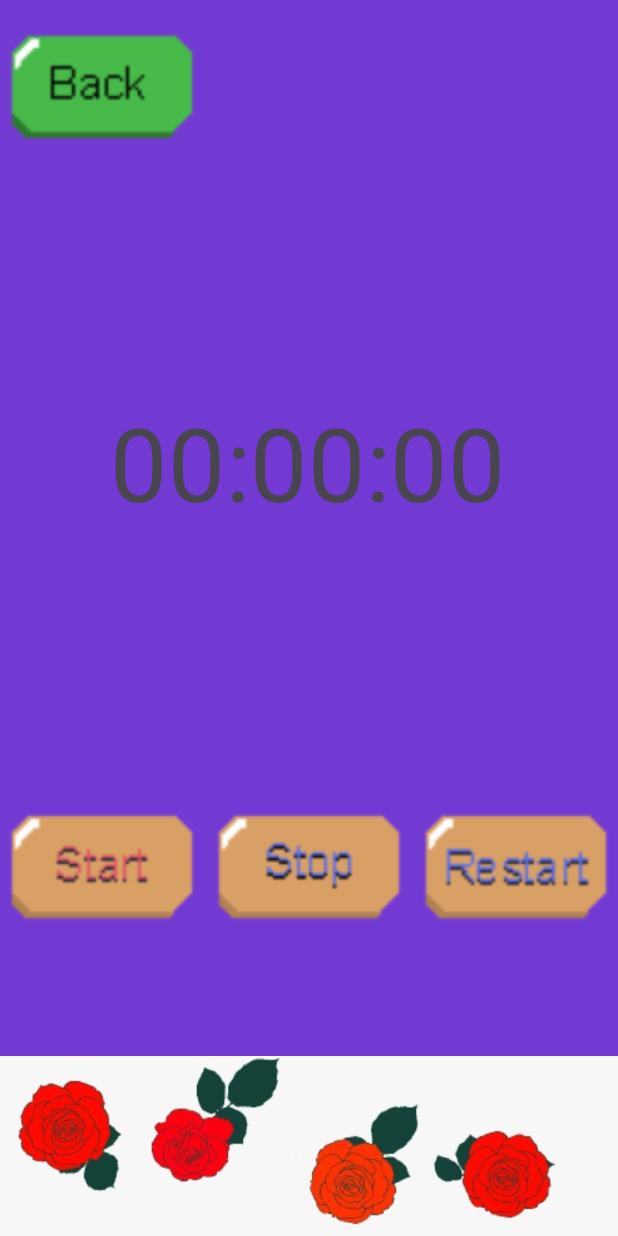
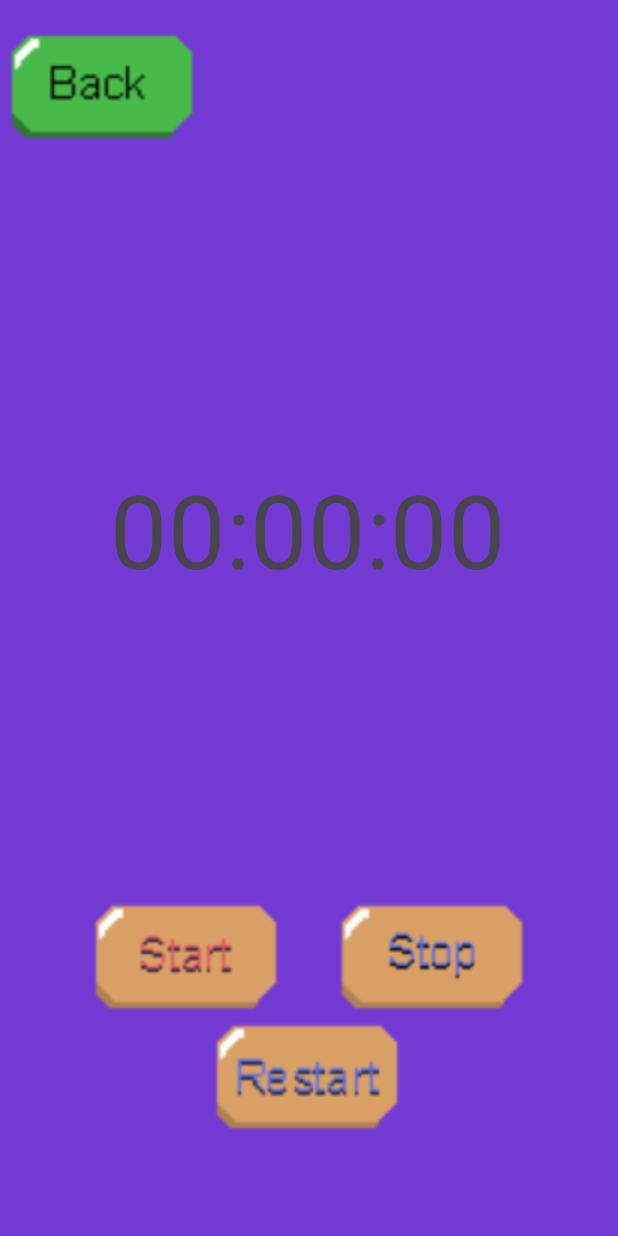
Before and after one commit to mattdelta2/OPCS_POE_Final, an Android app: the Timer screen opened directly, with no data from a screen before it, on a phone screen of 412 x 824 dp. Run offline under Robolectric (Android 15) with nearby library versions, the phone set to English and light mode, and no system bars.

Commit message:
Fixed UI
Made UI more professional and uniform

```diff
--- a/OPCS7311_Part2/app/src/main/res/layout/activity_timer.xml
+++ b/OPCS7311_Part2/app/src/main/res/layout/activity_timer.xml
@@ -20,23 +20,22 @@
         android:text="00:00:00"
         android:textSize="34sp"
         app:layout_constraintBottom_toBottomOf="parent"
-        app:layout_constraintHorizontal_bias="0.497"
+        app:layout_constraintHorizontal_bias="0.498"
         app:layout_constraintLeft_toLeftOf="parent"
         app:layout_constraintRight_toRightOf="parent"
         app:layout_constraintTop_toTopOf="parent"
-        app:layout_constraintVertical_bias="0.357" />
+        app:layout_constraintVertical_bias="0.419" />
 
     <ImageButton
         android:id="@+id/startButton"
         android:layout_width="wrap_content"
         android:layout_height="wrap_content"
-        android:layout_marginStart="28dp"
-        android:layout_marginBottom="208dp"
+        android:layout_marginStart="84dp"
         android:background="#00FFFFFF"
         android:scaleX="2"
         android:scaleY="2"
         android:src="@drawable/startbutton"
-        app:layout_constraintBottom_toBottomOf="parent"
+        app:layout_constraintBottom_toTopOf="@+id/restartButton"
         app:layout_constraintStart_toStartOf="parent" />
 
     <ImageButton
@@ -44,30 +43,28 @@
         android:layout_width="wrap_content"
         android:layout_height="wrap_content"
 
-        android:layout_marginEnd="28dp"
-        android:layout_marginBottom="208dp"
+        android:layout_marginBottom="68dp"
         android:background="#007339D3"
         android:scaleX="2"
         android:scaleY="2"
         android:src="@drawable/restartbutton"
         app:layout_constraintBottom_toBottomOf="parent"
-        app:layout_constraintEnd_toEndOf="parent" />
+        app:layout_constraintEnd_toEndOf="parent"
+        app:layout_constraintHorizontal_bias="0.495"
+        app:layout_constraintStart_toStartOf="parent" />
 
     <ImageButton
         android:id="@+id/stopButton"
         android:layout_width="wrap_content"
         android:layout_height="0dp"
 
-        android:layout_marginStart="48dp"
-        android:layout_marginEnd="48dp"
-        android:layout_marginBottom="208dp"
+        android:layout_marginEnd="84dp"
         android:background="#00FFFFFF"
         android:scaleX="2"
         android:scaleY="2"
         android:src="@drawable/stopbutton"
-        app:layout_constraintBottom_toBottomOf="parent"
-        app:layout_constraintEnd_toStartOf="@+id/restartButton"
-        app:layout_constraintStart_toEndOf="@+id/startButton" />
+        app:layout_constraintBottom_toTopOf="@+id/restartButton"
+        app:layout_constraintEnd_toEndOf="parent" />
 
     <ImageButton
         android:id="@+id/backBTN"
@@ -82,13 +79,4 @@
         app:layout_constraintTop_toTopOf="parent"
         app:srcCompat="@drawable/backrecolor" />
 
-    <ImageView
-        android:id="@+id/imageView10"
-        android:layout_width="wrap_content"
-        android:layout_height="wrap_content"
-        android:layout_marginTop="76dp"
-        app:layout_constraintStart_toStartOf="parent"
-        app:layout_constraintTop_toBottomOf="@+id/stopButton"
-        app:srcCompat="@drawable/emptyfiller1" />
-
 </androidx.constraintlayout.widget.ConstraintLayout>
```
Also changed, not shown: OPCS7311_Part2/app/src/main/res/layout/activity_login.xml (+7 -16 lines), OPCS7311_Part2/app/src/main/res/layout/activity_player_room.xml (+10 -22 lines), OPCS7311_Part2/app/src/main/res/drawable/emptyfiller1.jpeg (deleted), OPCS7311_Part2/app/src/main/res/drawable/emptyfiller2.jpeg (deleted), OPCS7311_Part2/app/src/main/res/drawable/emptyfiller3.jpeg (deleted), OPCS7311_Part2/app/src/main/res/drawable/emptyfiller4.jpeg (deleted).
